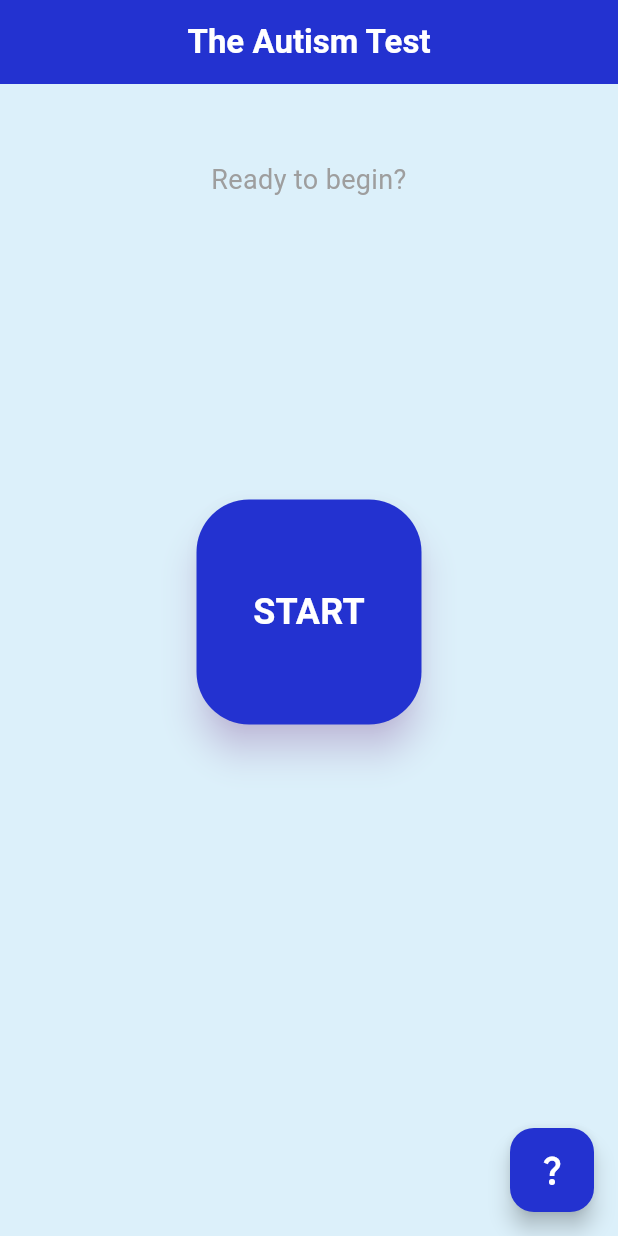
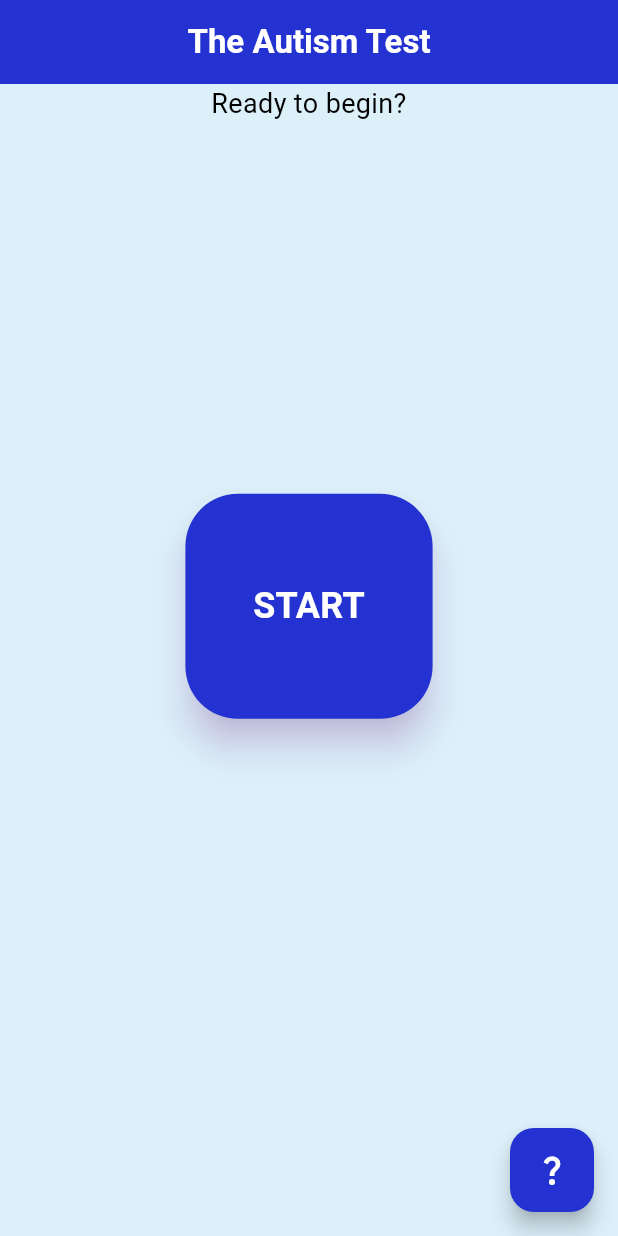
Before and after one commit to kevin200555/autism_ai_test, a Flutter app: the screen it shows after launch, on a phone screen of 412 x 824 dp. Run offline on Flutter 3.47's test engine with Material 3 defaults, Android fonts, the phone set to English and light mode, and no system bars; drawn by our look-alikes of auto_size_text; our stand-ins replace camera, video_player.

Commit message:
modified home_screen to dynamically change based on the user's screen

```diff
--- a/lib/screens/home_screen.dart
+++ b/lib/screens/home_screen.dart
@@ -1,3 +1,4 @@
+import 'package:auto_size_text/auto_size_text.dart';
 import 'package:flutter/material.dart';
 import 'package:camera/camera.dart';
 import 'package:autism_ai_test/themes/colors.dart';
@@ -63,19 +64,19 @@ class HomeScreen extends StatelessWidget {
         width: double.infinity,
         height: double.infinity,
         child: Column(
-          mainAxisAlignment: MainAxisAlignment.center,
+          mainAxisAlignment: MainAxisAlignment.start,
           crossAxisAlignment: CrossAxisAlignment.center,
           children: [
-            SizedBox(height: 10),
-            Text(
+            AutoSizeText(
               'Ready to begin?',
-              style: TextStyle(fontSize: 18, color: Colors.grey),
+              style: TextStyle(fontSize: 18, color: ColorTheme.alternateTextColor),
               textAlign: TextAlign.center,
+              maxLines: 1,
             ),
-            const SizedBox(height:200),
+            SizedBox(height: MediaQuery.of(context).size.height * 0.3),
             //The Start button, starts the test
             SizedBox(
-              width: 150,
+              width: MediaQuery.of(context).size.width * 0.4,
               height: 150,
               child: ElevatedButton(
                 onPressed: () {
@@ -99,18 +100,20 @@ class HomeScreen extends StatelessWidget {
                   backgroundColor: ColorTheme.accent,
                   shadowColor: const Color.fromARGB(105, 155, 39, 176),
                 ),
-                child: Text(
+                child: AutoSizeText(
                   'START',
                   style: TextStyle(
                     fontSize: 24,
                     fontWeight: FontWeight.bold,
                     color: ColorTheme.textColor,
                   ),
+                  maxLines: 1,
+                  minFontSize: 12,
+                  overflow: TextOverflow.ellipsis,
                 ),
               ),
             ),
-            const SizedBox(height:300),
-
+            SizedBox(height: MediaQuery.of(context).size.width * 0.2),
           ],
         ),
       ),
--- a/pubspec.yaml
+++ b/pubspec.yaml
@@ -38,6 +38,7 @@ dependencies:
   webview_flutter: ^4.2.2
   video_player: ^2.7.0
   permission_handler: ^11.0.0
+  auto_size_text: ^3.0.0
 
 dev_dependencies:
   flutter_test:
```
Also changed, not shown: pubspec.lock.
